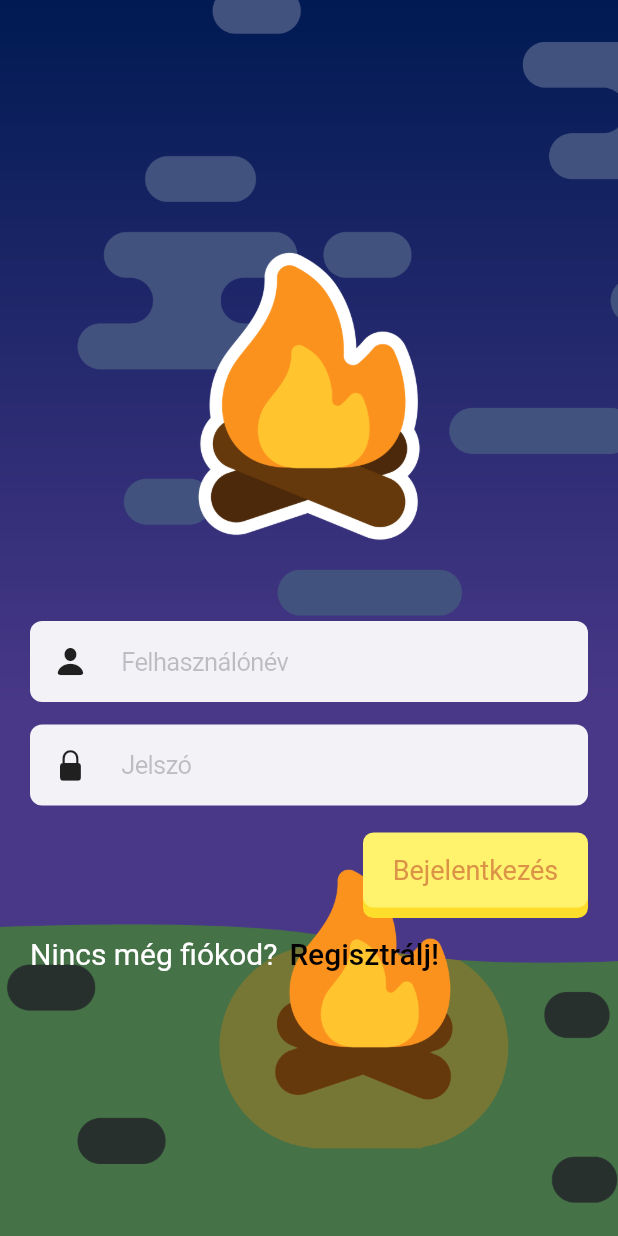
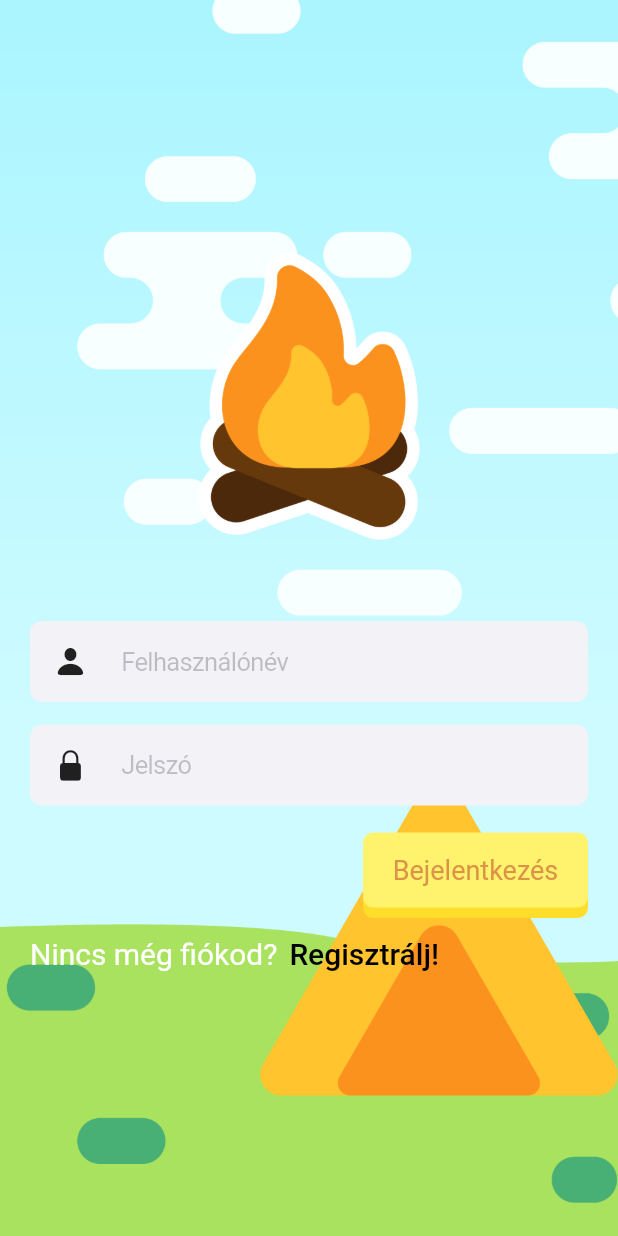
Before and after one commit to TomiSzabo00/TiszAppFlutter, a Flutter app: the screen it shows after launch, on a phone screen of 412 x 824 dp. Run offline on Flutter 3.47's test engine with Material 2 defaults, Android fonts, the light colour scheme and no system bars; our stand-ins replace firebase_auth, firebase_core, modal_bottom_sheet; accounts and stored records are empty.

Commit message:
light mode bg added

```diff
--- /dev/null
+++ b/lib/colors.dart
@@ -0,0 +1,12 @@
+import 'package:flutter/material.dart';
+
+class CustomColor extends Color {
+  const CustomColor(int value) : super(value);
+
+  static const btnFaceDay = Color.fromARGB(255, 255, 243, 110);
+  static const btnFaceNight = Color.fromARGB(255, 134, 160, 234);
+  static const btnSideDay = Color.fromARGB(255, 255, 221, 43);
+  static const btnSideNight = Color.fromARGB(255, 81, 86, 142);
+  static const btnTextDay = Color.fromARGB(255, 220, 147, 70);
+  static const btnTextNight = Color.fromARGB(255, 67, 73, 120);
+}
--- a/lib/screens/login_screen.dart
+++ b/lib/screens/login_screen.dart
@@ -2,6 +2,7 @@ import 'package:flutter/cupertino.dart';
 import 'package:flutter/material.dart';
 import 'package:firebase_auth/firebase_auth.dart';
 import 'package:modal_bottom_sheet/modal_bottom_sheet.dart';
+import 'package:tiszapp_flutter/colors.dart';
 import 'package:tiszapp_flutter/widgets/3d_button.dart';
 import '../widgets/input_field.dart';
 
@@ -100,14 +101,18 @@ class _LoginScreenState extends State<LoginScreen> {
 
   @override
   Widget build(BuildContext context) {
+    final isDarkTheme =
+        MediaQuery.of(context).platformBrightness == Brightness.dark;
     return Scaffold(
       body: Container(
         height: double.infinity,
         width: double.infinity,
         padding: const EdgeInsets.all(20),
-        decoration: const BoxDecoration(
+        decoration: BoxDecoration(
           image: DecorationImage(
-            image: AssetImage("images/bg2_night.png"),
+            image: isDarkTheme
+                ? const AssetImage("images/bg2_night.png")
+                : const AssetImage("images/bg2_day.png"),
             fit: BoxFit.cover,
           ),
         ),
@@ -175,18 +180,16 @@ class _LoginScreenState extends State<LoginScreen> {
       width: 150,
       onPressed: _login,
       style: StyleOf3dButton(
-        topColor: isDarkTheme
-            ? const Color.fromARGB(255, 134, 160, 234)
-            : const Color.fromARGB(255, 255, 243, 110),
-        backColor: isDarkTheme
-            ? const Color.fromARGB(255, 81, 86, 142)
-            : const Color.fromARGB(255, 255, 221, 43),
+        topColor:
+            isDarkTheme ? CustomColor.btnFaceNight : CustomColor.btnFaceDay,
+        backColor:
+            isDarkTheme ? CustomColor.btnSideNight : CustomColor.btnSideDay,
       ),
       child: Text('Bejelentkezés',
           style: TextStyle(
               color: isDarkTheme
-                  ? const Color.fromARGB(255, 67, 73, 120)
-                  : const Color.fromARGB(255, 220, 147, 70),
+                  ? CustomColor.btnTextNight
+                  : CustomColor.btnTextDay,
               fontSize: 18)),
     );
   }
--- a/pubspec.yaml
+++ b/pubspec.yaml
@@ -64,6 +64,7 @@ flutter:
 
   # To add assets to your application, add an assets section, like this:
   assets:
+    - images/bg2_day.png
     - images/bg2_night.png
     - images/logo2_outline.png
 
```
Also changed, not shown: images/bg2_day.png (added).
